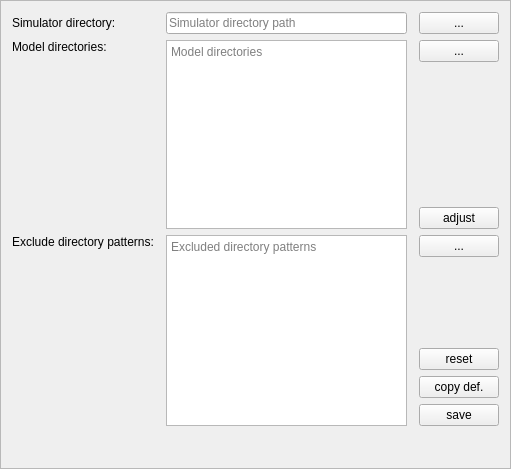
Qt form src/blackgui/components/settingssimulatorbasicscomponent.ui (swift-project/pilotclient) before a commit.
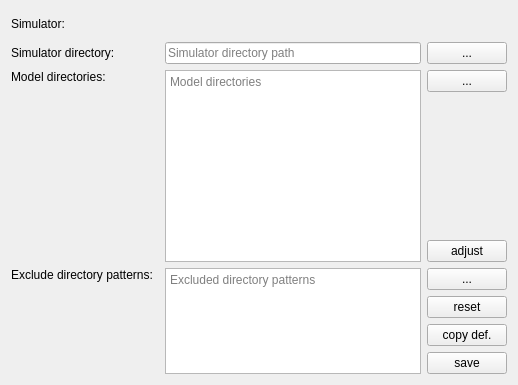
The same form after that commit. Custom widgets are drawn as their Qt base class.

Commit message: Settings UI adjustments

Diff of the .ui file:
```diff
--- a/src/blackgui/components/settingssimulatorbasicscomponent.ui
+++ b/src/blackgui/components/settingssimulatorbasicscomponent.ui
@@ -2,91 +2,32 @@
 <ui version="4.0">
  <class>CSettingsSimulatorBasicsComponent</class>
  <widget class="QFrame" name="CSettingsSimulatorBasicsComponent">
-  <property name="geometry">
-   <rect>
-    <x>0</x>
-    <y>0</y>
-    <width>511</width>
-    <height>469</height>
-   </rect>
-  </property>
   <property name="windowTitle">
    <string>Simulator basic settings</string>
   </property>
-  <property name="frameShape">
-   <enum>QFrame::StyledPanel</enum>
-  </property>
-  <property name="frameShadow">
-   <enum>QFrame::Raised</enum>
-  </property>
-  <layout class="QGridLayout" name="gridLayout">
-   <item row="1" column="4" alignment="Qt::AlignTop">
-    <widget class="QPushButton" name="pb_ModelFileDialog">
-     <property name="text">
-      <string>...</string>
+  <layout class="QGridLayout" name="gl_SimulatorBasics">
+   <item row="1" column="2">
+    <widget class="QLineEdit" name="le_SimulatorDirectory">
+     <property name="placeholderText">
+      <string>Simulator directory path</string>
      </property>
     </widget>
    </item>
-   <item row="7" column="4">
-    <widget class="QPushButton" name="pb_CopyDefaults">
-     <property name="toolTip">
-      <string>copy (materialize) defaults</string>
-     </property>
-     <property name="text">
-      <string>copy def.</string>
-     </property>
-    </widget>
-   </item>
-   <item row="0" column="4">
-    <widget class="QPushButton" name="pb_SimulatorFileDialog">
-     <property name="text">
-      <string>...</string>
-     </property>
-    </widget>
-   </item>
-   <item row="0" column="0">
+   <item row="1" column="0">
     <widget class="QLabel" name="lbl_SimulatorDirectory">
      <property name="text">
       <string>Simulator directory:</string>
      </property>
     </widget>
    </item>
-   <item row="1" column="0" alignment="Qt::AlignTop">
+   <item row="2" column="0" alignment="Qt::AlignTop">
     <widget class="QLabel" name="lbl_ModelDirectory">
      <property name="text">
       <string>Model directories:</string>
      </property>
     </widget>
    </item>
-   <item row="6" column="4">
-    <widget class="QPushButton" name="pb_Reset">
-     <property name="text">
-      <string>reset</string>
-     </property>
-    </widget>
-   </item>
-   <item row="0" column="2">
-    <widget class="QLineEdit" name="le_SimulatorDirectory">
-     <property name="placeholderText">
-      <string>Simulator directory path</string>
-     </property>
-    </widget>
-   </item>
-   <item row="5" column="4" alignment="Qt::AlignTop">
-    <widget class="QPushButton" name="pb_ExcludeFileDialog">
-     <property name="text">
-      <string>...</string>
-     </property>
-    </widget>
-   </item>
-   <item row="8" column="4">
-    <widget class="QPushButton" name="pb_Save">
-     <property name="text">
-      <string>save</string>
-     </property>
-    </widget>
-   </item>
-   <item row="5" column="2" rowspan="4">
+   <item row="6" column="2" rowspan="4">
     <widget class="QPlainTextEdit" name="pte_ExcludeDirectories">
      <property name="documentTitle">
       <string>Excluded directory patterns</string>
@@ -99,7 +40,14 @@
      </property>
     </widget>
    </item>
-   <item row="5" column="0" rowspan="4" alignment="Qt::AlignTop">
+   <item row="2" column="2" rowspan="3">
+    <widget class="QPlainTextEdit" name="pte_ModelDirectories">
+     <property name="placeholderText">
+      <string>Model directories</string>
+     </property>
+    </widget>
+   </item>
+   <item row="6" column="0" rowspan="4" alignment="Qt::AlignTop">
     <widget class="QLabel" name="lbl_ExcludeDirectories">
      <property name="toolTip">
       <string>Excluded from model loading</string>
@@ -109,27 +57,38 @@
      </property>
     </widget>
    </item>
-   <item row="1" column="2" rowspan="3">
-    <widget class="QPlainTextEdit" name="pte_ModelDirectories">
-     <property name="placeholderText">
-      <string>Model directories</string>
+   <item row="0" column="0">
+    <widget class="QLabel" name="lbl_Simulator">
+     <property name="text">
+      <string>Simulator:</string>
      </property>
     </widget>
    </item>
-   <item row="9" column="0" colspan="4" alignment="Qt::AlignRight">
+   <item row="0" column="1" colspan="2">
     <widget class="BlackGui::Components::CSimulatorSelector" name="comp_SimulatorSelector">
      <property name="minimumSize">
       <size>
-       <width>175</width>
+       <width>0</width>
        <height>25</height>
       </size>
      </property>
-     <property name="lineWidth">
-      <number>0</number>
+    </widget>
+   </item>
+   <item row="1" column="3">
+    <widget class="QPushButton" name="pb_SimulatorFileDialog">
+     <property name="text">
+      <string>...</string>
      </property>
     </widget>
    </item>
-   <item row="3" column="4">
+   <item row="2" column="3">
+    <widget class="QPushButton" name="pb_ModelFileDialog">
+     <property name="text">
+      <string>...</string>
+     </property>
+    </widget>
+   </item>
+   <item row="4" column="3">
     <widget class="QPushButton" name="pb_AdjustModelDirectory">
      <property name="toolTip">
       <string>remove redundant directories, fix file paths ...</string>
@@ -139,6 +98,37 @@
      </property>
     </widget>
    </item>
+   <item row="6" column="3">
+    <widget class="QPushButton" name="pb_ExcludeFileDialog">
+     <property name="text">
+      <string>...</string>
+     </property>
+    </widget>
+   </item>
+   <item row="7" column="3">
+    <widget class="QPushButton" name="pb_Reset">
+     <property name="text">
+      <string>reset</string>
+     </property>
+    </widget>
+   </item>
+   <item row="8" column="3">
+    <widget class="QPushButton" name="pb_CopyDefaults">
+     <property name="toolTip">
+      <string>copy (materialize) defaults</string>
+     </property>
+     <property name="text">
+      <string>copy def.</string>
+     </property>
+    </widget>
+   </item>
+   <item row="9" column="3">
+    <widget class="QPushButton" name="pb_Save">
+     <property name="text">
+      <string>save</string>
+     </property>
+    </widget>
+   </item>
   </layout>
  </widget>
  <customwidgets>
```
Left out of the diff: 7 changed lines with no effect on the pictures. The commit also changes 3 other files.
